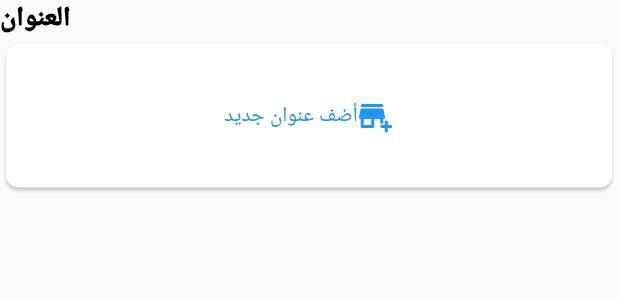
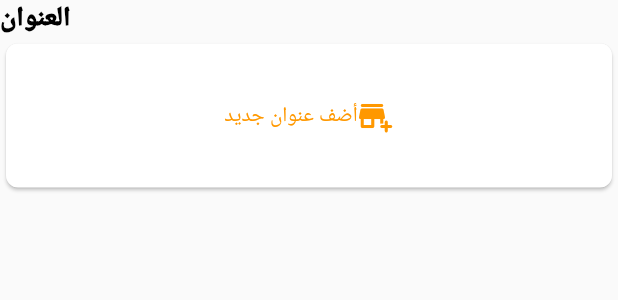
Before and after one commit to YoussefLasheen/qetaf, a Flutter app: the ShippingDetails widget shown alone on an empty page, opened directly with empty values, on a phone screen of 412 x 824 dp. Shown: the top 300 px of the screen. Run offline on Flutter 3.47's test engine with Material 2 defaults, Android fonts, the light colour scheme and no system bars; our stand-ins replace google_fonts, scrollable_positioned_list; missing offline and left inert: expand_widget; network calls fail; Roboto replaces fonts that are missing (Cairo).

Commit message:
Change default add address buton color to orange.

```diff
--- a/lib/widgets/Ordering System/Order Dialog/widgets/order_details_section.dart
+++ b/lib/widgets/Ordering System/Order Dialog/widgets/order_details_section.dart
@@ -62,6 +62,9 @@ class ShippingDetails extends StatelessWidget {
               children: [
                 Positioned.fill(
                   child: TextButton(
+                    style: TextButton.styleFrom(
+                      primary: Colors.orange,
+                    ),
                       child: Row(
                         mainAxisAlignment: MainAxisAlignment.center,
                         children: [
```
